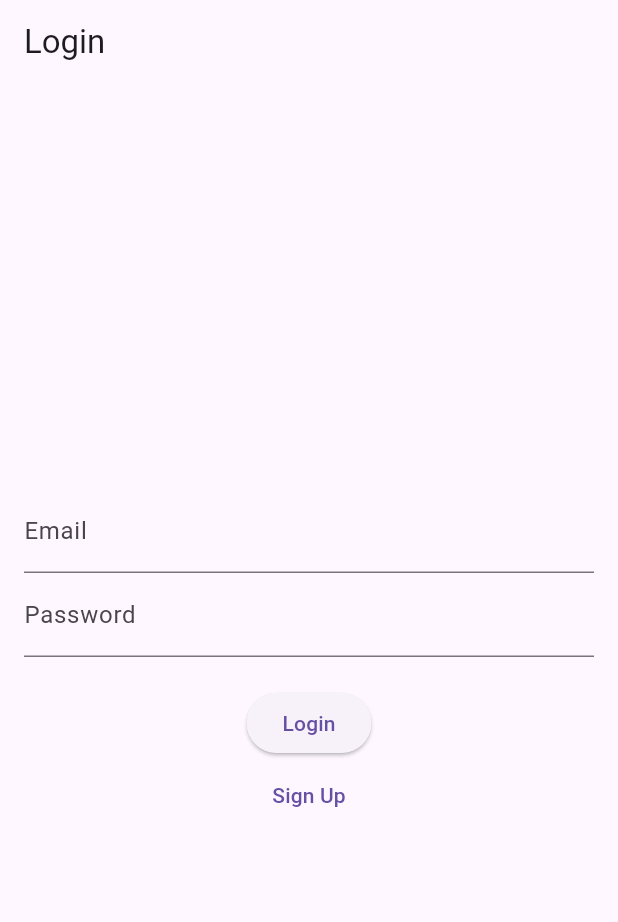
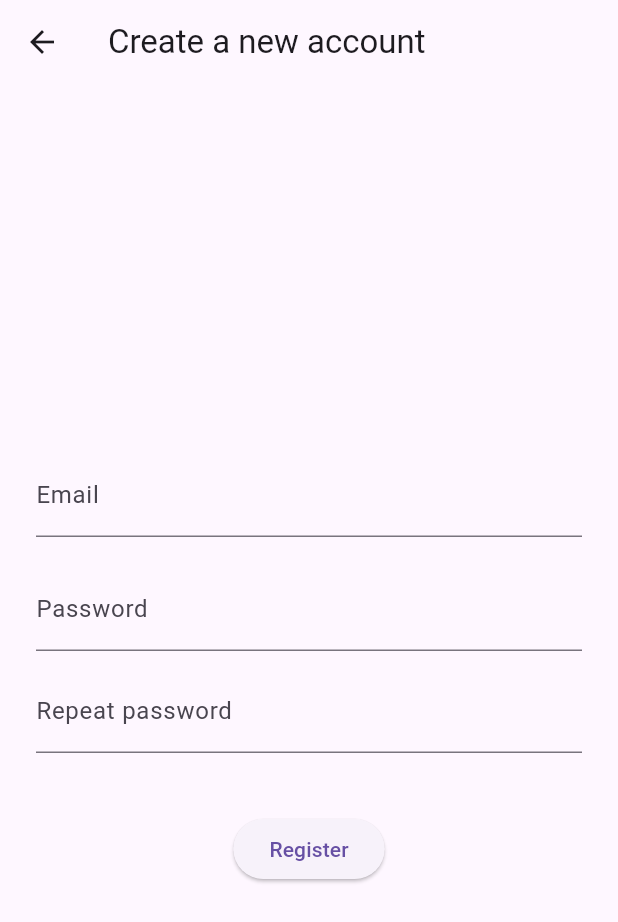
Before and after one commit to xMagonsky/flutter-matchme, a Flutter app: the screen it shows after launch, after a tap on "Sign Up", on a phone screen of 412 x 824 dp. Shown: the top 922 px of the screen. Run offline on Flutter 3.47's test engine with Material 3 defaults, Android fonts, the light colour scheme and no system bars; our stand-ins replace cloud_firestore, firebase_auth, firebase_core; accounts and stored records are empty.

Commit message:
register added

```diff
--- a/lib/main.dart
+++ b/lib/main.dart
@@ -34,7 +34,7 @@ class FlatMatch extends StatelessWidget {
         routes: {
           "/": (context) => const AuthWrapper(),
           "/login": (context) => const LoginScreen(),
-          "/register": (context) => const SignupScreen(),
+          "/signup": (context) => const Signup(),
           "/home": (context) => const HomePage(),
         },
         // Dynamic route handler:
--- a/lib/providers/auth_provider.dart
+++ b/lib/providers/auth_provider.dart
@@ -7,8 +7,8 @@ class AuthProvider extends ChangeNotifier {
   User? _user;
 
   AuthProvider() {
-    print("hello");
     _authService.authStateChanges.listen((User? user) {
+      print("State changed:");
       print(user);
       _setUser(user);
     });
--- a/lib/screens/authentication/login.dart
+++ b/lib/screens/authentication/login.dart
@@ -53,7 +53,7 @@ class _LoginScreenState extends State<LoginScreen> {
             ),
             TextButton(
               onPressed: () {
-                Navigator.pushReplacementNamed(context, "/signup");
+                Navigator.pushNamed(context, "/signup");
               },
               child: const Text('Sign Up'),
             ),
--- a/lib/screens/authentication/signup.dart
+++ b/lib/screens/authentication/signup.dart
@@ -1,134 +1,128 @@
 import 'package:flutter/material.dart';
+import 'package:provider/provider.dart';
+import 'package:flat_match/providers/auth_provider.dart';
+import 'package:cloud_firestore/cloud_firestore.dart';
 
 
-class SignupScreen extends StatelessWidget {
-  const SignupScreen({super.key});
+class Signup extends StatefulWidget {
+  const Signup({super.key});
+
+  @override
+  State<Signup> createState() => _SignupState();
+}
+
+class _SignupState extends State<Signup> {
+
+  final TextEditingController _emailController = TextEditingController();
+  final TextEditingController _passwordController = TextEditingController();
+  final TextEditingController _passwordRepeatController = TextEditingController();
+
+  bool _isLoading = false;
+  String _errorMessage = "";
+
+  Future<void> _register() async {
+    final authProvider = Provider.of<AuthProvider>(context, listen: false);
+    final firestore = FirebaseFirestore.instance;
+
+    if (_passwordController.text.trim() !=  _passwordRepeatController.text.trim()) {
+      setState(() {
+        _errorMessage = "Passwords don't match.";
+      });
+      return;
+    }
+
+    setState(() {
+      _isLoading = true;
+      _errorMessage = "";
+    });
+
+    try {
+      await authProvider.signUp(_emailController.text.trim(), _passwordController.text.trim());
+
+      final uid = authProvider.uid;
+      if (uid != null) {
+        await firestore.collection('users').doc(uid).set({
+          'uid': uid,
+          'email': _emailController.text.trim(),
+          'createdAt': FieldValue.serverTimestamp(),
+        });
+      }
+    } catch (e) {
+      setState(() {
+        final errorString = e.toString();
+
+        if (errorString.contains("missing-email")) {
+          _errorMessage = "Please provide an email address.";
+        } else if (errorString.contains("invalid-email")) {
+          _errorMessage = "Invalid email address.";
+        } else if (errorString.contains("email-already-in-use")) {
+          _errorMessage = "This email is already in use. Please try another one.";
+        } else if (errorString.contains("weak-password")) {
+          _errorMessage = "Your password is too weak. Please choose a stronger one.";
+        } else if (errorString.contains("password")) {
+          _errorMessage = "Please provide a password.";
+        } else {
+          _errorMessage = errorString;
+        }
+      });
+    } finally {
+      if (mounted) {
+        setState(() {
+          _isLoading = false;
+        });
+      }
+    }
+  }
 
   @override
   Widget build(BuildContext context) {
     return Scaffold(
-      appBar: AppBar(title: Text('Sign Up')),
-      body: Center(child: Text('Signup Screen - To be implemented')),
+      appBar: AppBar(title: const Text("Create a new account")),
+      body: Center(
+        child: SingleChildScrollView(
+          padding: const EdgeInsets.all(24),
+          child: Column(
+            children: [
+              const SizedBox(height: 12),
+              TextField(
+                controller: _emailController,
+                decoration: const InputDecoration(
+                  labelText: "Email",
+                ),
+              ),
+              const SizedBox(height: 20),
+              TextField(
+                controller: _passwordController,
+                obscureText: true,
+                decoration: const InputDecoration(
+                  labelText: "Password",
+                ),
+              ),
+              const SizedBox(height: 12),
+              TextField(
+                controller: _passwordRepeatController,
+                obscureText: true,
+                decoration: const InputDecoration(
+                  labelText: "Repeat password",
+                ),
+              ),
+              const SizedBox(height: 20),
+              if (_errorMessage.isNotEmpty)
+                Text(
+                  _errorMessage,
+                  style: const TextStyle(color: Colors.red),
+                ),
+              const SizedBox(height: 20),
+              _isLoading
+                  ? const CircularProgressIndicator()
+                  : ElevatedButton(
+                      onPressed: _register,
+                      child: const Text("Register"),
+                    ),
+            ],
+          ),
+        ),
+      ),
     );
   }
 }
-
-
-// import 'package:flutter/material.dart';
-// import 'package:firebase_auth/firebase_auth.dart';
-// import 'package:cloud_firestore/cloud_firestore.dart';
-
-// class RegisterPage extends StatefulWidget {
-//   const RegisterPage({Key? key}) : super(key: key);
-
-//   @override
-//   State<RegisterPage> createState() => _RegisterPageState();
-// }
-
-// class _RegisterPageState extends State<RegisterPage> {
-//   final _auth = FirebaseAuth.instance;
-//   final _firestore = FirebaseFirestore.instance;
-
-//   final TextEditingController _emailController = TextEditingController();
-//   final TextEditingController _passwordController = TextEditingController();
-//   final TextEditingController _usernameController = TextEditingController();
-
-//   bool _isLoading = false;
-//   String _errorMessage = '';
-
-//   Future<void> _register() async {
-//     setState(() {
-//       _isLoading = true;
-//       _errorMessage = '';
-//     });
-
-//     try {
-//       // 1. Create User in Firebase Authentication
-//       UserCredential userCredential = await _auth.createUserWithEmailAndPassword(
-//         email: _emailController.text.trim(),
-//         password: _passwordController.text.trim(),
-//       );
-
-//       final User? user = userCredential.user;
-//       if (user != null) {
-//         // 2. Add user to Firestore
-//         await _firestore.collection('users').doc(user.uid).set({
-//           'uid': user.uid,
-//           'email': _emailController.text.trim(),
-//           'username': _usernameController.text.trim(),
-//           'createdAt': FieldValue.serverTimestamp(),
-//         });
-
-//         // Optionally navigate to another page
-//         // Navigator.pushReplacement(
-//         //   context,
-//         //   MaterialPageRoute(builder: (context) => const SomeHomePage()),
-//         // );
-//       }
-//     } on FirebaseAuthException catch (e) {
-//       setState(() {
-//         _errorMessage = e.message ?? 'An error occurred.';
-//       });
-//     } catch (e) {
-//       setState(() {
-//         _errorMessage = e.toString();
-//       });
-//     } finally {
-//       setState(() {
-//         _isLoading = false;
-//       });
-//     }
-//   }
-
-//   @override
-//   Widget build(BuildContext context) {
-//     return Scaffold(
-//       appBar: AppBar(
-//         title: const Text('Register with Firebase'),
-//       ),
-//       body: Center(
-//         child: SingleChildScrollView(
-//           padding: const EdgeInsets.all(24),
-//           child: Column(
-//             children: [
-//               TextField(
-//                 controller: _usernameController,
-//                 decoration: const InputDecoration(
-//                   labelText: 'Username',
-//                 ),
-//               ),
-//               const SizedBox(height: 12),
-//               TextField(
-//                 controller: _emailController,
-//                 decoration: const InputDecoration(
-//                   labelText: 'Email',
-//                 ),
-//               ),
-//               const SizedBox(height: 12),
-//               TextField(
-//                 controller: _passwordController,
-//                 obscureText: true,
-//                 decoration: const InputDecoration(
-//                   labelText: 'Password',
-//                 ),
-//               ),
-//               const SizedBox(height: 20),
-//               if (_errorMessage.isNotEmpty)
-//                 Text(
-//                   _errorMessage,
-//                   style: const TextStyle(color: Colors.red),
-//                 ),
-//               const SizedBox(height: 20),
-//               _isLoading
-//                   ? const CircularProgressIndicator()
-//                   : ElevatedButton(
-//                       onPressed: _register,
-//                       child: const Text('Register'),
-//                     ),
-//             ],
-//           ),
-//         ),
-//       ),
-//     );
-//   }
-// }
```
Also changed, not shown: lib/screens/homepage.dart (+10 -2 lines).
